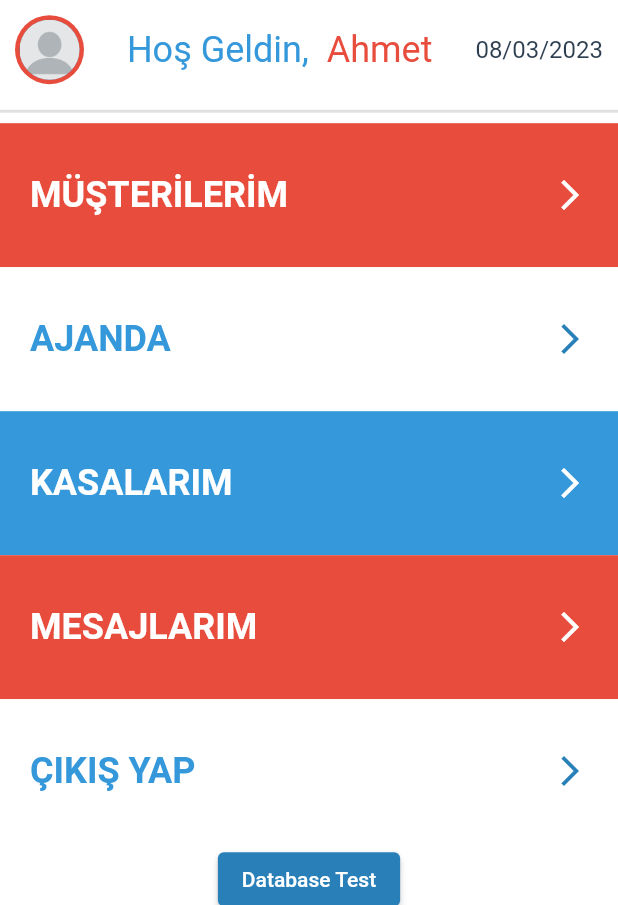
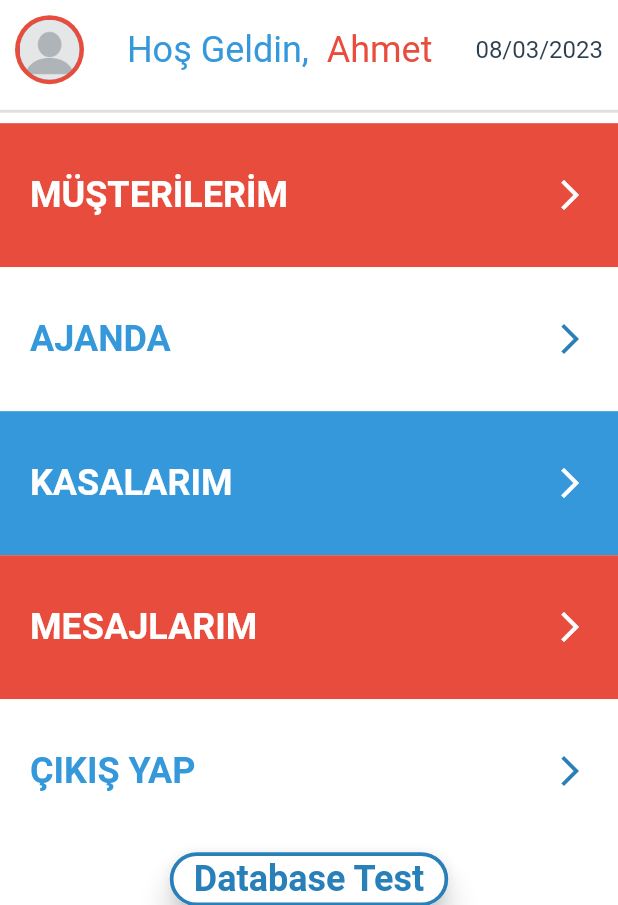
Before and after one commit to saidberk27/atc-int-mobile-app, a Flutter app: the screen it shows after launch, after a tap on "Database Test", on a phone screen of 412 x 824 dp, the part 331-1236 px from its top. Run offline on Flutter 3.47's test engine with Material 2 defaults, Android fonts, the phone set to English and light mode, and no system bars; our stand-ins replace cloud_firestore, firebase_core, flutter_svg; accounts and stored records are empty.

Commit message:
add_new_task.dart design completed

```diff
--- a/lib/data/model/project_firestore.dart
+++ b/lib/data/model/project_firestore.dart
@@ -1,4 +1,5 @@
 import 'package:cloud_firestore/cloud_firestore.dart';
+import 'package:flutter/material.dart';
 
 class ProjectFirestore {
   var db = FirebaseFirestore.instance;
@@ -12,7 +13,7 @@ class ProjectFirestore {
 
 // Add a new document with a generated ID
     db.collection("users").add(user).then((DocumentReference doc) =>
-        print('DocumentSnapshot added with ID: ${doc.id}'));
+        debugPrint('DocumentSnapshot added with ID: ${doc.id}'));
   }
 
   Future<List<dynamic>> readDocumentFromDatabase(
--- a/lib/main.dart
+++ b/lib/main.dart
@@ -38,7 +38,17 @@ class MyApp extends StatelessWidget {
             titleTextStyle: ProjectTextStyle.redMediumStrong(context),
             elevation: 0,
           ),
+          elevatedButtonTheme: ElevatedButtonThemeData(
+              style: ElevatedButton.styleFrom(
+                  side: BorderSide(color: ProjectColor.darkBlue, width: 2.5),
+                  backgroundColor: ProjectColor.white,
+                  alignment: Alignment(0, 0),
+                  textStyle: ProjectTextStyle.darkBlueMediumStrong(context),
+                  elevation: 8,
+                  shape: RoundedRectangleBorder(
+                    borderRadius: BorderRadius.circular(20),
                   ),
+                  foregroundColor: ProjectColor.darkBlue))),
       home: const MyHomePage(),
       debugShowCheckedModeBanner: false,
       routes: {
@@ -50,7 +60,7 @@ class MyApp extends StatelessWidget {
         '/refrigeration': (context) => const Refrigeration(),
         '/agenda': (context) => const AgendaPage(),
         "/addNewRefrigeration": (context) => const AddNewRefrigeration(),
-        "/addNewTask": (context) => const AddNewTask(),
+        "/addNewTask": (context) => AddNewTask(),
         "/addNewCustomer": (context) => const AddNewCustomer(),
       },
     );
--- a/lib/screens/customers/customer.dart
+++ b/lib/screens/customers/customer.dart
@@ -52,7 +52,7 @@ class CustomerPage extends StatelessWidget {
           ),
           const Spacer(),
           IconButton(
-            onPressed: () => print("null"),
+            onPressed: () => debugPrint("null"),
             icon: const Icon(Icons.chat_bubble),
             color: ProjectColor.red,
           )
```
Also changed, not shown: lib/screens/agenda/add_new_task.dart (+131 -3 lines), lib/data/modelview/submit_mw.dart (added). Lines whose indentation alone changed are shown as unchanged.
